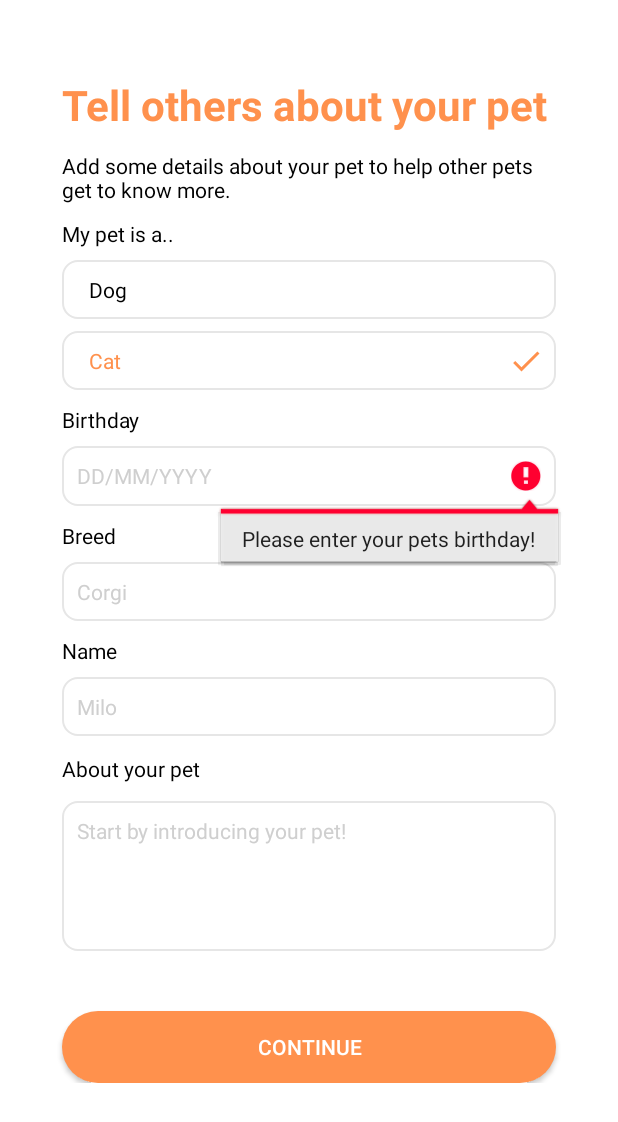
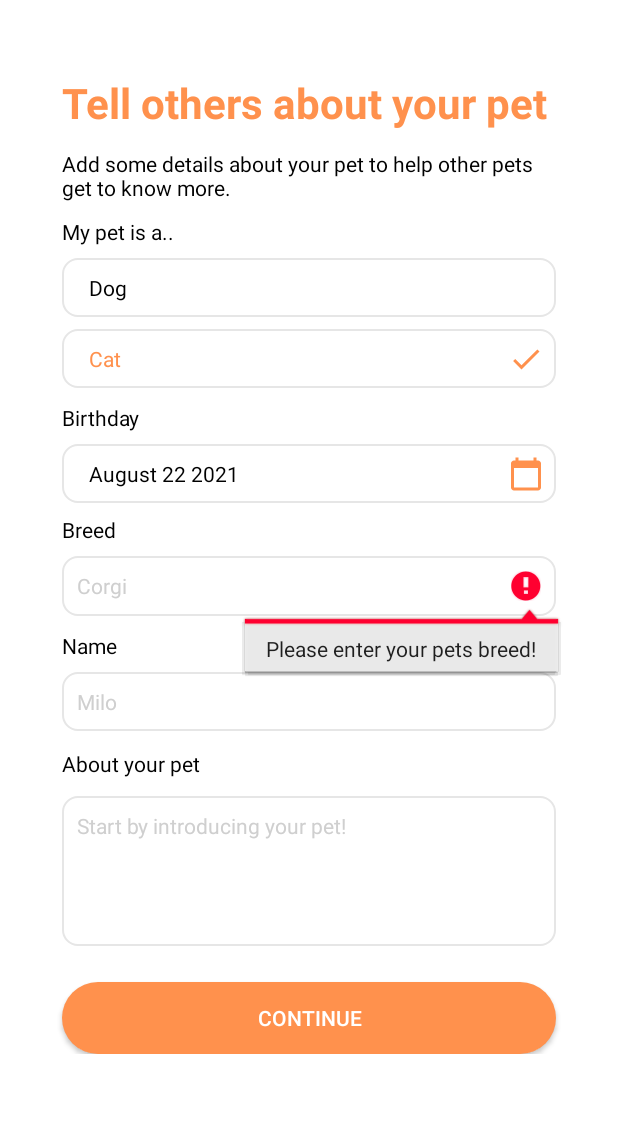
Before and after one commit to Kashkanov/MOBDEVES11G32, an Android app: the PostRegisterUserDetails screen opened directly, with no data from a screen before it, after a tap on "CONTINUE", on a phone screen of 412 x 824 dp. Shown: the top 1122 px of the screen. Run offline under Robolectric (Android 15) with nearby library versions, the phone set to English and light mode, and no system bars; our stand-ins replace Firebase (no records; nobody signed in at launch, a user with empty details on screens opened directly); 2 other taps on this screen came first.

Commit message:
Added date picker for PostRegisterUserDetails and disabled user input through text

```diff
--- a/app/src/main/java/com/mobdeve/s11/g32/tindergree/Activities/PostRegisterUserDetails.java
+++ b/app/src/main/java/com/mobdeve/s11/g32/tindergree/Activities/PostRegisterUserDetails.java
@@ -5,6 +5,8 @@ import androidx.appcompat.app.AppCompatActivity;
 import androidx.constraintlayout.widget.ConstraintLayout;
 
 import android.app.ActivityOptions;
+import android.app.AlertDialog;
+import android.app.DatePickerDialog;
 import android.content.Intent;
 import android.graphics.Color;
 import android.os.Bundle;
@@ -13,6 +15,7 @@ import android.util.Log;
 import android.view.Gravity;
 import android.view.View;
 import android.widget.Button;
+import android.widget.DatePicker;
 import android.widget.EditText;
 import android.widget.ImageView;
 import android.widget.TextView;
@@ -27,6 +30,7 @@ import com.google.firebase.firestore.Query;
 import com.google.firebase.storage.FirebaseStorage;
 import com.mobdeve.s11.g32.tindergree.R;
 
+import java.util.Calendar;
 import java.util.HashMap;
 import java.util.Map;
 
@@ -34,16 +38,19 @@ public class PostRegisterUserDetails extends AppCompatActivity {
 
     private ConstraintLayout clDogOption,clCatOption;
     private ImageView ivDogCheck,ivCatCheck;
-    private TextView tvDogOption,tvCatOption,tvErrorMessage;
+    private TextView tvDogOption,tvCatOption,tvErrorMessage,tvBirthday;
     private boolean ivDogIsChecked,ivCatIsChecked;
     private Button btnPostRegisterDetails;
-    private EditText etBirthday,etBreed,etName,etAboutPet;
+    private EditText etBreed,etName,etAboutPet;
+
+    private DatePickerDialog datePickerDialog;
+    ConstraintLayout clBirthdayContainer;
 
     private FirebaseAuth mAuth;
     private FirebaseStorage storage;
     private FirebaseFirestore firestore;
 
-    //TODO For the date, there should be a date picker instead of the user inputting text.
+
 
     @Override
     protected void onCreate(Bundle savedInstanceState) {
@@ -78,7 +85,15 @@ public class PostRegisterUserDetails extends AppCompatActivity {
         tvCatOption = findViewById(R.id.tv_post_register_user_details_cat);
         tvErrorMessage = findViewById(R.id.tv_post_register_user_details_pet_error_message);
         btnPostRegisterDetails = findViewById(R.id.btn_post_register_user_details_continue);
-        etBirthday = findViewById(R.id.et_post_register_user_details_birthday);
+
+        initDatePicker();
+
+        tvBirthday = findViewById(R.id.tv_post_register_user_details_birthday_value);
+        clBirthdayContainer = findViewById(R.id.cl_post_register_user_details_birthday);
+
+
+        tvBirthday.setText(getTodaysDate());
+
         etBreed = findViewById(R.id.et_post_register_user_details_breed);
         etName = findViewById(R.id.et_post_register_user_details_name);
         etAboutPet = findViewById(R.id.et_post_register_user_details_about_pet);
@@ -133,6 +148,13 @@ public class PostRegisterUserDetails extends AppCompatActivity {
                 saveDataToFirestore();
             }
         });
+
+        clBirthdayContainer.setOnClickListener(new View.OnClickListener() {
+            @Override
+            public void onClick(View v) {
+                openDatePicker(v);
+            }
+        });
     }
 
     @Override
@@ -154,7 +176,7 @@ public class PostRegisterUserDetails extends AppCompatActivity {
             userData.put("animal", "dog");
         else if (ivCatIsChecked == true)
             userData.put("animal", "cat");
-        userData.put("birthday", etBirthday.getText().toString());
+        userData.put("birthday", tvBirthday.getText().toString());
         userData.put("breed", etBreed.getText().toString());
         userData.put("petName", etName.getText().toString());
         userData.put("uid", uid);
@@ -181,7 +203,7 @@ public class PostRegisterUserDetails extends AppCompatActivity {
     private boolean checkEmptyFields(){
         boolean hasEmpty = false;
 
-        String birthday = etBirthday.getText().toString();
+        String birthday = tvBirthday.getText().toString();
         String breed = etBreed.getText().toString();
         String name = etName.getText().toString();
         String aboutPet = etAboutPet.getText().toString();
@@ -192,8 +214,8 @@ public class PostRegisterUserDetails extends AppCompatActivity {
             hasEmpty = true;
         }
         else if(birthday.isEmpty()){
-            etBirthday.setError("Please enter your pets birthday!");
-            etBirthday.requestFocus();
+            tvBirthday.setError("Please enter your pets birthday!");
+            tvBirthday.requestFocus();
             hasEmpty = true;
         }
         else if(breed.isEmpty()){
@@ -214,4 +236,90 @@ public class PostRegisterUserDetails extends AppCompatActivity {
 
         return hasEmpty;
     }
+
+    private void initDatePicker(){
+        DatePickerDialog.OnDateSetListener dateSetListener = new DatePickerDialog.OnDateSetListener() {
+            @Override
+            public void onDateSet(DatePicker view, int year, int month, int day) {
+                month = month + 1;
+                String date = makeDateString(day,month,year);
+                tvBirthday.setText(date);
+            }
+        };
+
+        Calendar cal = Calendar.getInstance();
+        int year = cal.get(Calendar.YEAR);
+        int month = cal.get(Calendar.MONTH);
+        int day = cal.get(Calendar.DAY_OF_MONTH);
+        datePickerDialog = new DatePickerDialog(this,dateSetListener,year,month,day);
+
+    }
+
+    public String makeDateString(int day, int month, int year){
+
+        return getMonthFormat(month) + " " + day + " " + year;
+
+    }
+
+    private String getMonthFormat(int month){
+
+        String monthReturned = "";
+
+        switch(month)
+        {
+            case 1:
+                monthReturned = "January";
+                break;
+            case 2:
+                monthReturned =  "February";
+                break;
+            case 3:
+                monthReturned =  "March";
+                break;
+            case 4:
+                monthReturned =  "April";
+                break;
+            case 5:
+                monthReturned =  "May";
+                break;
+            case 6:
+                monthReturned =  "June";
+                break;
+            case 7:
+                monthReturned = "July";
+                break;
+            case 8:
+                monthReturned =  "August";
+                break;
+            case 9:
+                monthReturned =  "September";
+                break;
+            case 10:
+                monthReturned =  "October";
+                break;
+            case 11:
+                monthReturned =  "November";
+                break;
+            case 12:
+                monthReturned =  "December";
+                break;
+        }
+            return monthReturned;
+    }
+
+    public void openDatePicker(View view){
+        datePickerDialog.show();
+    }
+
+    private String getTodaysDate(){
+        Calendar cal = Calendar.getInstance();
+        int year = cal.get(Calendar.YEAR);
+        int month = cal.get(Calendar.MONTH);
+        month = month +1;
+        int day = cal.get(Calendar.DAY_OF_MONTH);
+
+        return makeDateString(day,month,year);
+
+    }
+
 }
--- /dev/null
+++ b/app/src/main/res/drawable/ic_calendar.xml
@@ -0,0 +1,5 @@
+<vector android:height="24dp" android:tint="#FF914D"
+    android:viewportHeight="24" android:viewportWidth="24"
+    android:width="24dp" xmlns:android="http://schemas.android.com/apk/res/android">
+    <path android:fillColor="@android:color/white" android:pathData="M20,3h-1L19,1h-2v2L7,3L7,1L5,1v2L4,3c-1.1,0 -2,0.9 -2,2v16c0,1.1 0.9,2 2,2h16c1.1,0 2,-0.9 2,-2L22,5c0,-1.1 -0.9,-2 -2,-2zM20,21L4,21L4,8h16v13z"/>
+</vector>
--- /dev/null
+++ b/app/src/main/res/drawable/ic_drop_down.xml
@@ -0,0 +1,5 @@
+<vector android:height="24dp" android:tint="#C8C8C8"
+    android:viewportHeight="24" android:viewportWidth="24"
+    android:width="24dp" xmlns:android="http://schemas.android.com/apk/res/android">
+    <path android:fillColor="@android:color/white" android:pathData="M7,10l5,5 5,-5z"/>
+</vector>
--- a/app/src/main/res/layout/activity_post_register_user_details.xml
+++ b/app/src/main/res/layout/activity_post_register_user_details.xml
@@ -171,33 +171,15 @@
             app:layout_constraintStart_toStartOf="@+id/gl_post_register_user_details_left"
             app:layout_constraintTop_toBottomOf="@+id/cl_post_register_user_details_cat" />
 
-        <EditText
-            android:id="@+id/et_post_register_user_details_birthday"
-            android:layout_width="0dp"
-            android:layout_height="wrap_content"
-            android:layout_marginTop="8dp"
-            android:background="@drawable/layout_border"
-            android:ems="10"
-            android:hint="DD/MM/YYYY"
-            android:inputType="date"
-            android:padding="10dp"
-            android:textColor="@color/black"
-            android:textColorHint="@color/gray"
-            android:textCursorDrawable="@drawable/cursor_orange"
-            android:textSize="14sp"
-            app:layout_constraintEnd_toStartOf="@+id/gl_post_register_user_details_right"
-            app:layout_constraintStart_toStartOf="@+id/gl_post_register_user_details_left"
-            app:layout_constraintTop_toBottomOf="@+id/tv_post_register_user_details_birthday" />
-
         <TextView
             android:id="@+id/tv_post_register_user_details_breed"
             android:layout_width="wrap_content"
             android:layout_height="wrap_content"
-            android:layout_marginTop="10dp"
+            android:layout_marginTop="8dp"
             android:text="@string/breed"
             android:textColor="@color/black"
             app:layout_constraintStart_toStartOf="@+id/gl_post_register_user_details_left"
-            app:layout_constraintTop_toBottomOf="@+id/et_post_register_user_details_birthday" />
+            app:layout_constraintTop_toBottomOf="@+id/cl_post_register_user_details_birthday" />
 
         <EditText
             android:id="@+id/et_post_register_user_details_breed"
@@ -249,7 +231,7 @@
             android:id="@+id/btn_post_register_user_details_continue"
             android:layout_width="0dp"
             android:layout_height="wrap_content"
-            android:layout_marginTop="40dp"
+            android:layout_marginTop="24dp"
             android:background="@drawable/rounded_button_orange"
             android:text="@string/continueText"
             app:layout_constraintEnd_toStartOf="@+id/gl_post_register_user_details_right"
@@ -279,5 +261,38 @@
             app:layout_constraintStart_toStartOf="@+id/gl_post_register_user_details_left"
             app:layout_constraintTop_toBottomOf="@+id/et_post_register_user_details_name" />
 
+        <androidx.constraintlayout.widget.ConstraintLayout
+            android:id="@+id/cl_post_register_user_details_birthday"
+            android:layout_width="0dp"
+            android:layout_height="wrap_content"
+            android:layout_marginTop="8dp"
+            android:background="@drawable/layout_border"
+            app:layout_constraintEnd_toStartOf="@+id/gl_post_register_user_details_right"
+            app:layout_constraintStart_toStartOf="@+id/gl_post_register_user_details_left"
+            app:layout_constraintTop_toBottomOf="@+id/tv_post_register_user_details_birthday">
+
+            <TextView
+                android:id="@+id/tv_post_register_user_details_birthday_value"
+                android:layout_width="wrap_content"
+                android:layout_height="wrap_content"
+                android:layout_marginStart="8dp"
+                android:padding="10dp"
+                android:text="January 4 2020"
+                android:textColor="@color/black"
+                app:layout_constraintBottom_toBottomOf="parent"
+                app:layout_constraintStart_toStartOf="parent"
+                app:layout_constraintTop_toTopOf="parent" />
+
+            <ImageView
+                android:id="@+id/imageView4"
+                android:layout_width="wrap_content"
+                android:layout_height="wrap_content"
+                android:layout_marginEnd="8dp"
+                android:src="@drawable/ic_calendar"
+                app:layout_constraintBottom_toBottomOf="parent"
+                app:layout_constraintEnd_toEndOf="parent"
+                app:layout_constraintTop_toTopOf="parent" />
+        </androidx.constraintlayout.widget.ConstraintLayout>
+
     </androidx.constraintlayout.widget.ConstraintLayout>
 </ScrollView>
```
